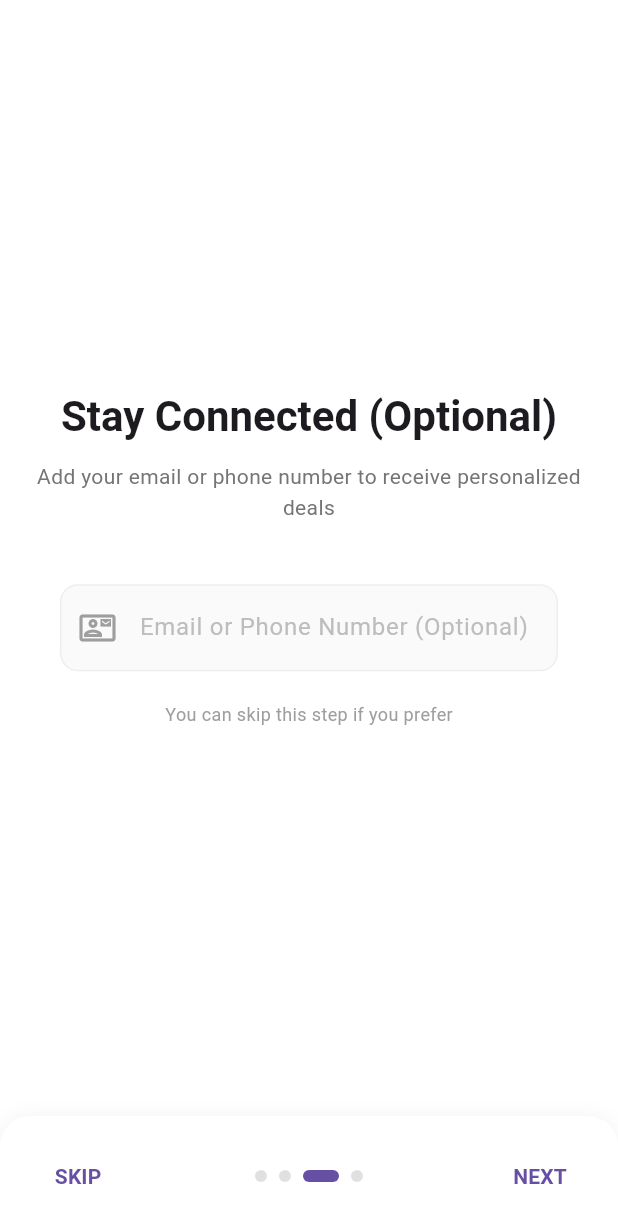
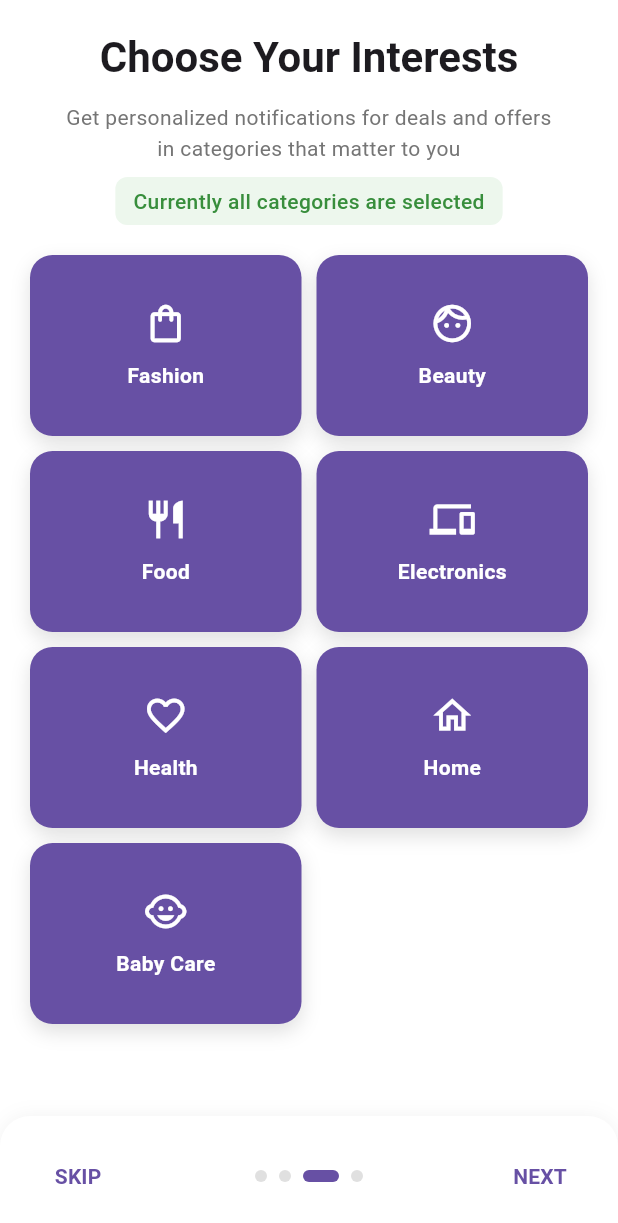
Before and after one commit to sushilpandeyy/EveryDukan, a Flutter app: the OnboardingScreen screen opened by its route, swiped to page 3, on a phone screen of 412 x 824 dp. Shown: the top 1223 px of the screen. Run offline on Flutter 3.47's test engine with Material 3 defaults, Android fonts, the phone set to English and light mode, and no system bars; drawn by our look-alikes of smooth_page_indicator; our stand-ins replace firebase_analytics, firebase_core, firebase_messaging, lottie, share_plus; missing offline and left inert: onesignal_flutter; accounts and stored records are empty; network calls fail.

Commit message:
onboard added

```diff
--- a/App/lib/page/onboard.dart
+++ b/App/lib/page/onboard.dart
@@ -55,7 +55,6 @@ class _OnboardingScreenState extends State<OnboardingScreen> {
             children: [
               _buildWelcomePage(),
               _buildGenderSelectionPage(),
-              _buildContactPage(),
               _buildCategorySelectionPage(),
             ],
           ),
@@ -255,64 +254,6 @@ class _OnboardingScreenState extends State<OnboardingScreen> {
     );
   }
 
-  Widget _buildContactPage() {
-    return Padding(
-      padding: const EdgeInsets.all(20),
-      child: Column(
-        mainAxisAlignment: MainAxisAlignment.center,
-        children: [
-          Text(
-            'Stay Connected (Optional)',
-            style: Theme.of(context).textTheme.headlineMedium?.copyWith(
-              fontWeight: FontWeight.bold,
-            ),
-          ),
-          const SizedBox(height: 12),
-          Text(
-            'Add your email or phone number to receive personalized deals',
-            textAlign: TextAlign.center,
-            style: TextStyle(
-              color: Colors.grey.shade600,
-              height: 1.5,
-            ),
-          ),
-          const SizedBox(height: 40),
-          Container(
-            margin: const EdgeInsets.symmetric(horizontal: 20),
-            decoration: BoxDecoration(
-              color: Colors.grey.shade50,
-              borderRadius: BorderRadius.circular(12),
-              border: Border.all(color: Colors.grey.shade200),
-            ),
-            child: TextField(
-              controller: _contactController,
-              decoration: InputDecoration(
-                hintText: 'Email or Phone Number (Optional)',
-                hintStyle: TextStyle(color: Colors.grey.shade400),
-                border: InputBorder.none,
-                contentPadding: const EdgeInsets.all(16),
-                prefixIcon: Icon(Icons.contact_mail_outlined, color: Colors.grey),
-              ),
-              keyboardType: TextInputType.emailAddress,
-              onChanged: (value) {
-                setState(() {
-                  _contactInfo = value;
-                });
-              },
-            ),
-          ),
-          const SizedBox(height: 20),
-          Text(
-            'You can skip this step if you prefer',
-            style: TextStyle(
-              color: Colors.grey.shade500,
-              fontSize: 12,
-            ),
-          ),
-        ],
-      ),
-    );
-  }
 
   Widget _buildCategorySelectionPage() {
     return Padding(
```
